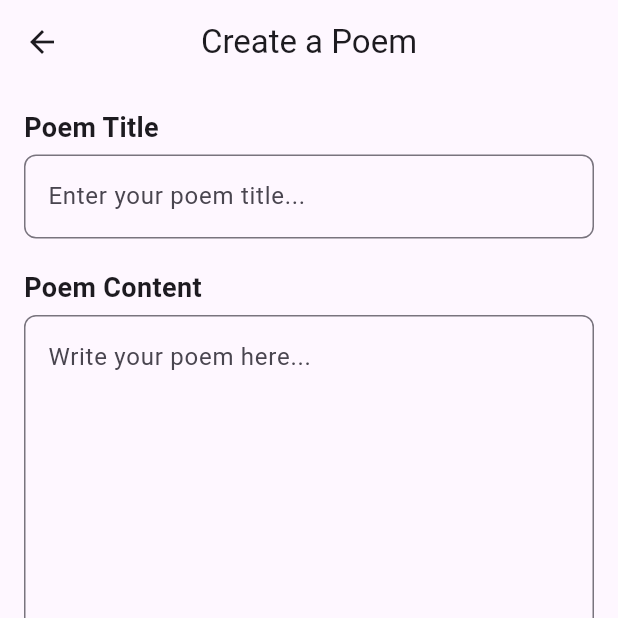
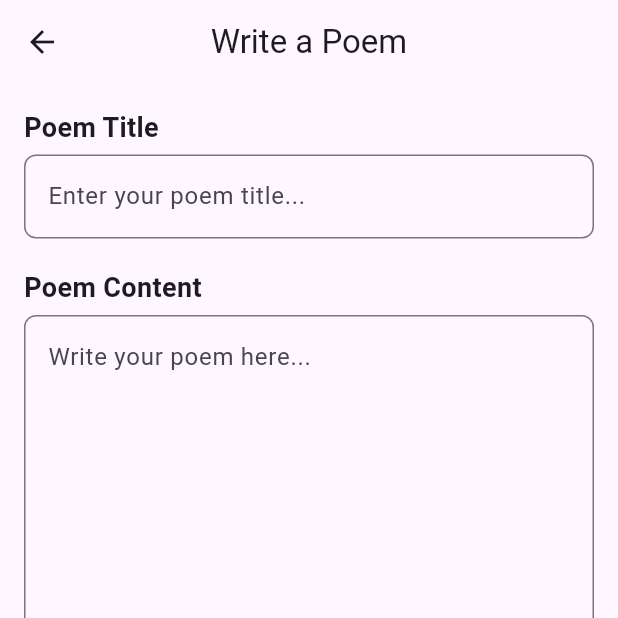
Before and after one commit to darshan-regmi/poetica, a Flutter app: the CreatePoemPage screen opened directly with empty values, on a phone screen of 412 x 824 dp, the top half of it. Run offline on Flutter 3.47's test engine with Material 3 defaults, Android fonts, the light colour scheme and no system bars; our stand-ins replace sqflite; missing offline and left inert: bcrypt; accounts and stored records are empty.

Commit message:
`Removed user_avatar.png and updated CreatePoemPage title in main.dart, also removed unused assets section in pubspec.yaml`

```diff
--- a/lib/main.dart
+++ b/lib/main.dart
@@ -505,7 +505,7 @@ class _CreatePoemPageState extends State<CreatePoemPage> {
   Widget build(BuildContext context) {
     return Scaffold(
       appBar: AppBar(
-        title: const Text('Create a Poem'),
+        title: const Text('Write a Poem'),
         centerTitle: true,
       ),
       body: Padding(
--- a/pubspec.yaml
+++ b/pubspec.yaml
@@ -25,6 +25,6 @@ flutter:
   uses-material-design: true
 
   # Uncomment this section if you are adding assets (like images or fonts) to your app
-  assets:
-     - assets/images/
-     - assets/fonts/
+  # assets:
+  #   - assets/images/
+  #   - assets/fonts/
```
Also changed, not shown: assets/images/user_avatar.png (deleted).
